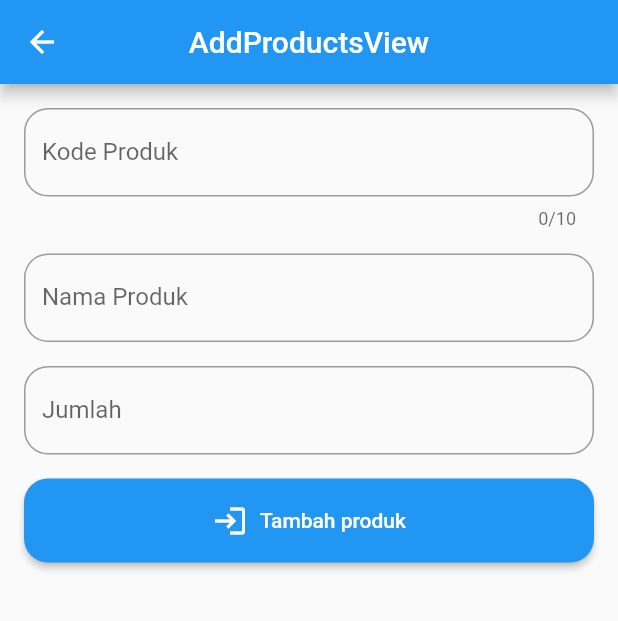
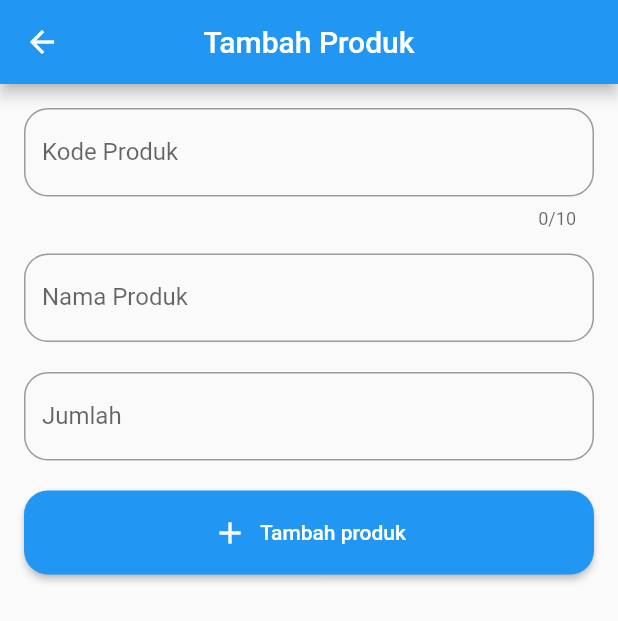
Before and after one commit to kfahmi77/qr_code_firebase, a Flutter app: the AddProductsView screen opened by its route, on a phone screen of 412 x 824 dp. Shown: the top 621 px of the screen. Run offline on Flutter 3.47's test engine with Material 2 defaults, Android fonts, the phone set to English and light mode, and no system bars; our stand-ins replace cloud_firestore, firebase_auth, firebase_core, get; accounts and stored records are empty; network calls fail.

Commit message:
menambahkan fungsi tambah data firestore

```diff
--- a/lib/app/modules/add_products/views/add_products_view.dart
+++ b/lib/app/modules/add_products/views/add_products_view.dart
@@ -7,12 +7,12 @@ class AddProductsView extends GetView<AddProductsController> {
   const AddProductsView({Key? key}) : super(key: key);
   @override
   Widget build(BuildContext context) {
-    TextEditingController _productCode = TextEditingController();
-    TextEditingController _productname = TextEditingController();
-    TextEditingController _quantityProduct = TextEditingController();
+    TextEditingController productCode = TextEditingController();
+    TextEditingController productname = TextEditingController();
+    TextEditingController quantityProduct = TextEditingController();
     return Scaffold(
       appBar: AppBar(
-        title: const Text('AddProductsView'),
+        title: const Text('Tambah Produk'),
         centerTitle: true,
       ),
       body: ListView(
@@ -20,7 +20,7 @@ class AddProductsView extends GetView<AddProductsController> {
         children: [
           TextField(
             autocorrect: false,
-            controller: _productCode,
+            controller: productCode,
             keyboardType: TextInputType.number,
             maxLength: 10,
             decoration: InputDecoration(
@@ -35,7 +35,7 @@ class AddProductsView extends GetView<AddProductsController> {
           ),
           TextField(
             autocorrect: false,
-            controller: _productname,
+            controller: productname,
             keyboardType: TextInputType.text,
             decoration: InputDecoration(
                 border: OutlineInputBorder(
@@ -44,11 +44,11 @@ class AddProductsView extends GetView<AddProductsController> {
                 label: const Text('Nama Produk')),
           ),
           const SizedBox(
-            height: 16,
+            height: 20,
           ),
           TextField(
             autocorrect: false,
-            controller: _productname,
+            controller: quantityProduct,
             keyboardType: TextInputType.number,
             decoration: InputDecoration(
                 border: OutlineInputBorder(
@@ -57,16 +57,33 @@ class AddProductsView extends GetView<AddProductsController> {
                 label: const Text('Jumlah')),
           ),
           const SizedBox(
-            height: 16,
+            height: 20,
           ),
           ElevatedButton.icon(
             onPressed: () async {
               //cek kalau kondisi aplikasinya
               if (controller.isLoading.isFalse) {
+                if (productCode.text.isNotEmpty &&
+                    productname.text.isNotEmpty &&
+                    quantityProduct.text.isNotEmpty) {
+                  Map<String, dynamic> hasil = await controller.addProduct({
+                    "code": productCode.text,
+                    "name": productname.text,
+                    "qty": int.tryParse(quantityProduct.text) ?? 0
+                  });
+                  controller.isLoading(false);
+                  Get.back();
+                  if (hasil["error"] == false) {
+                    Get.snackbar(hasil["error"] == true ? "Error" : "success",
+                        hasil["message"]);
+                  }
+                } else {
+                  Get.snackbar("error", "Data wajib diisi");
+                }
                 controller.isLoading.isFalse;
               }
             },
-            icon: const Icon(Icons.login_outlined),
+            icon: const Icon(Icons.add),
             label: Obx(() => Text(
                 controller.isLoading.isFalse ? 'Tambah produk' : 'Loading')),
             style: ElevatedButton.styleFrom(
```
Also changed, not shown: lib/app/modules/add_products/controllers/add_products_controller.dart (+23 -0 lines), lib/app/modules/login/views/login_view.dart (+15 -14 lines), 2 other files.
